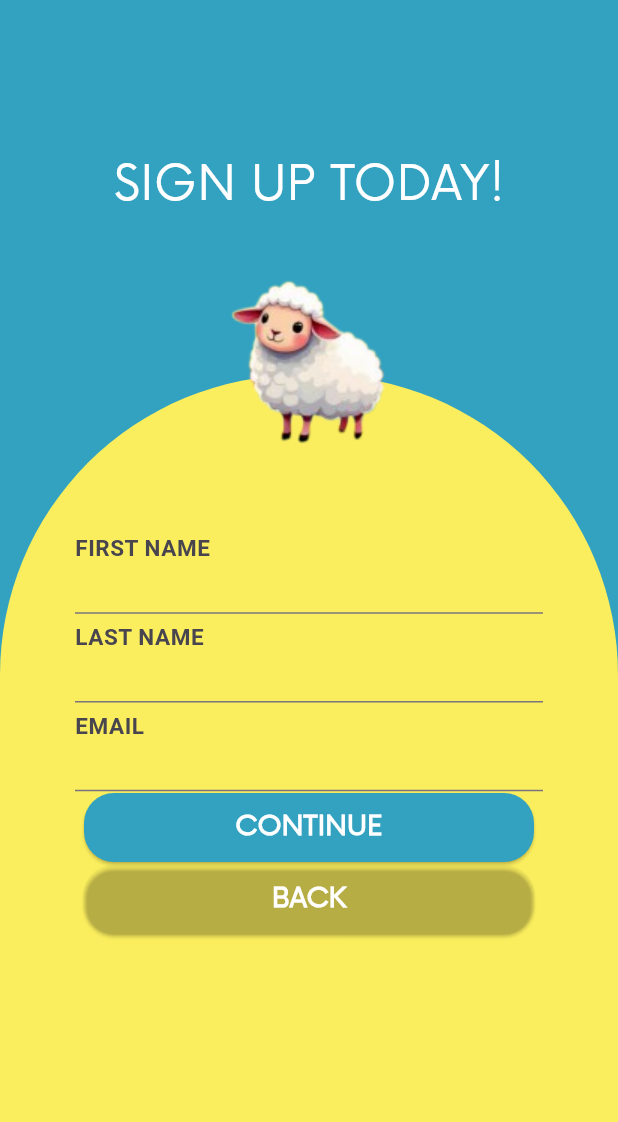
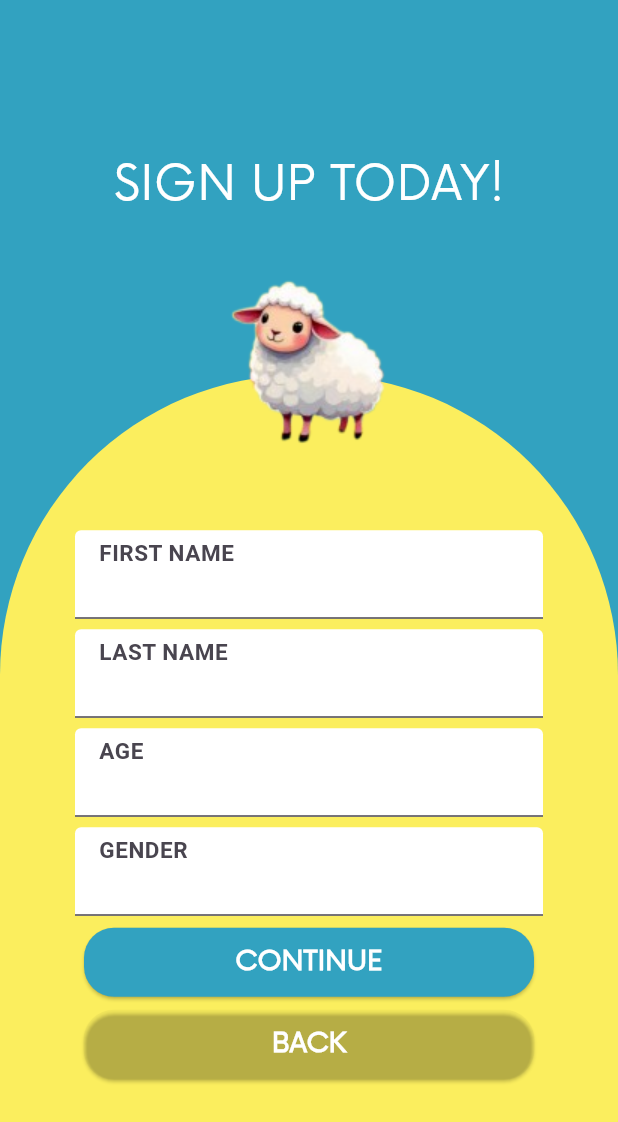
Before and after one commit to sean-xiao-zhao7/blacksheep, a Flutter app: the screen it shows after launch, after a tap on "REGISTER", after a tap on "CLICK HERE", on a phone screen of 412 x 824 dp. Shown: the top 1122 px of the screen. Run offline on Flutter 3.47's test engine with Material 3 defaults, Android fonts, the phone set to English and light mode, and no system bars.

Commit message:
Add age and gender to register

```diff
--- a/lib/screens/register/register_screen_2.dart
+++ b/lib/screens/register/register_screen_2.dart
@@ -17,13 +17,15 @@ class RegisterScreen2 extends StatefulWidget {
 class _RegisterScreenInitialState extends State<RegisterScreen2> {
   final _firstNameController = TextEditingController();
   final _lastNameController = TextEditingController();
-  final _emailNameController = TextEditingController();
+  final _ageNameController = TextEditingController();
+  final _genderNameController = TextEditingController();
 
   @override
   void dispose() {
     _firstNameController.dispose();
     _lastNameController.dispose();
-    _emailNameController.dispose();
+    _ageNameController.dispose();
+    _genderNameController.dispose();
     super.dispose();
   }
 
@@ -40,7 +42,7 @@ class _RegisterScreenInitialState extends State<RegisterScreen2> {
               top: 100,
               left: 50,
               right: 50,
-              bottom: 200,
+              bottom: 100,
             ),
             decoration: BoxDecoration(
               color: Color(0xfffbee5e),
@@ -60,6 +62,8 @@ class _RegisterScreenInitialState extends State<RegisterScreen2> {
                       fontSize: 20,
                     ),
                     floatingLabelBehavior: FloatingLabelBehavior.always,
+                    filled: true,
+                    fillColor: Colors.white,
                   ),
                   controller: _firstNameController,
                 ),
@@ -71,19 +75,36 @@ class _RegisterScreenInitialState extends State<RegisterScreen2> {
                       fontSize: 20,
                     ),
                     floatingLabelBehavior: FloatingLabelBehavior.always,
+                    filled: true,
+                    fillColor: Colors.white,
                   ),
                   controller: _lastNameController,
                 ),
                 TextFormField(
                   decoration: const InputDecoration(
-                    labelText: 'EMAIL',
+                    labelText: 'AGE',
                     labelStyle: TextStyle(
                       fontWeight: FontWeight.bold,
                       fontSize: 20,
                     ),
                     floatingLabelBehavior: FloatingLabelBehavior.always,
+                    filled: true,
+                    fillColor: Colors.white,
                   ),
-                  controller: _emailNameController,
+                  controller: _ageNameController,
+                ),
+                TextFormField(
+                  decoration: const InputDecoration(
+                    labelText: 'GENDER',
+                    labelStyle: TextStyle(
+                      fontWeight: FontWeight.bold,
+                      fontSize: 20,
+                    ),
+                    floatingLabelBehavior: FloatingLabelBehavior.always,
+                    filled: true,
+                    fillColor: Colors.white,
+                  ),
+                  controller: _genderNameController,
                 ),
                 SmallButton('CONTINUE', () {
                   widget.switchScreen('register', 'register_screen_2');
```
